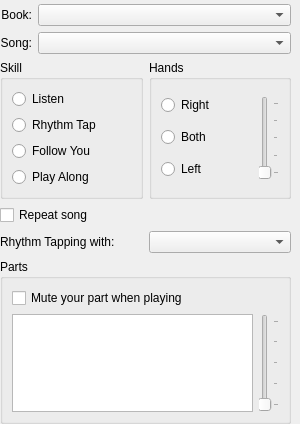
Old version of the form src/GuiSidePanel.ui in the repository pianobooster/PianoBooster.
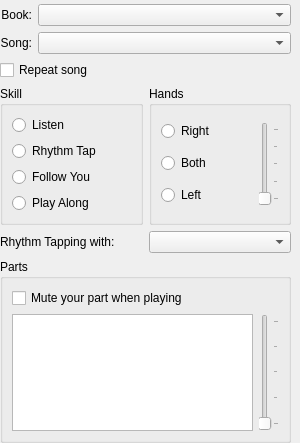
New version of the form.

The edit to the form file:
```diff
--- a/src/GuiSidePanel.ui
+++ b/src/GuiSidePanel.ui
@@ -7,7 +7,7 @@
     <x>0</x>
     <y>0</y>
     <width>300</width>
-    <height>424</height>
+    <height>443</height>
    </rect>
   </property>
   <property name="maximumSize">
@@ -82,6 +82,13 @@
      </item>
     </layout>
    </item>
+   <item>
+    <widget class="QCheckBox" name="repeatSong">
+     <property name="text">
+      <string>Repeat song</string>
+     </property>
+    </widget>
+   </item>
    <item>
     <layout class="QHBoxLayout">
      <item>
@@ -203,13 +210,6 @@
      </item>
     </layout>
    </item>
-   <item>
-    <widget class="QCheckBox" name="repeatSong">
-     <property name="text">
-      <string>Repeat song</string>
-     </property>
-    </widget>
-   </item>
    <item>
     <layout class="QHBoxLayout">
      <item>
```
